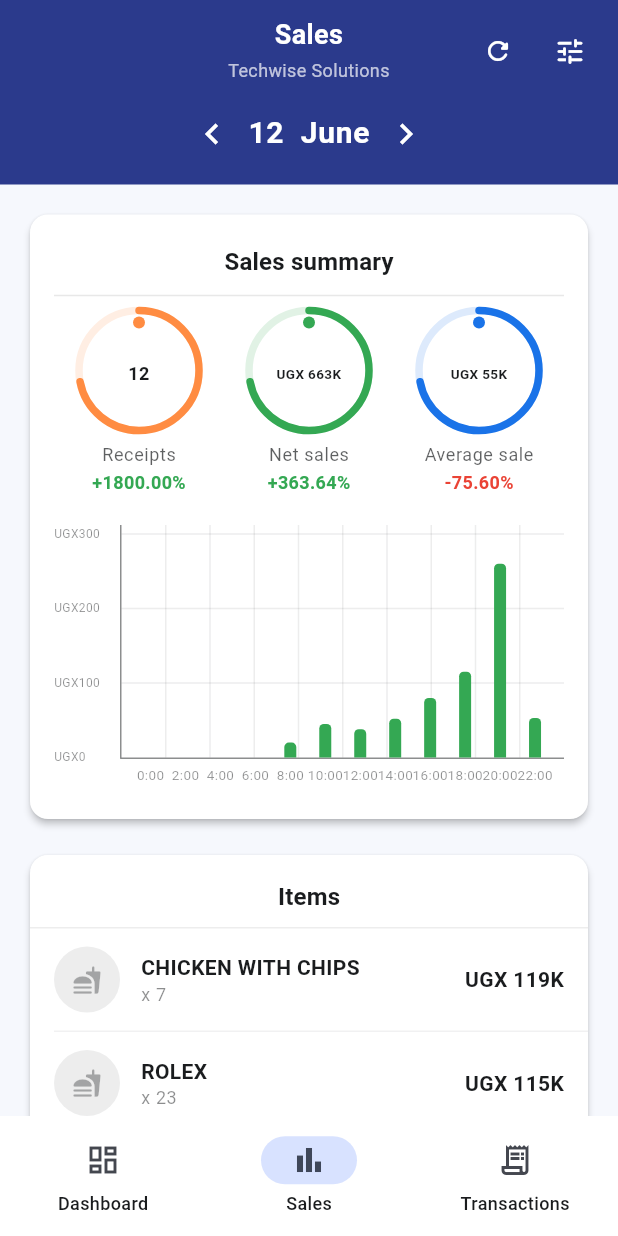
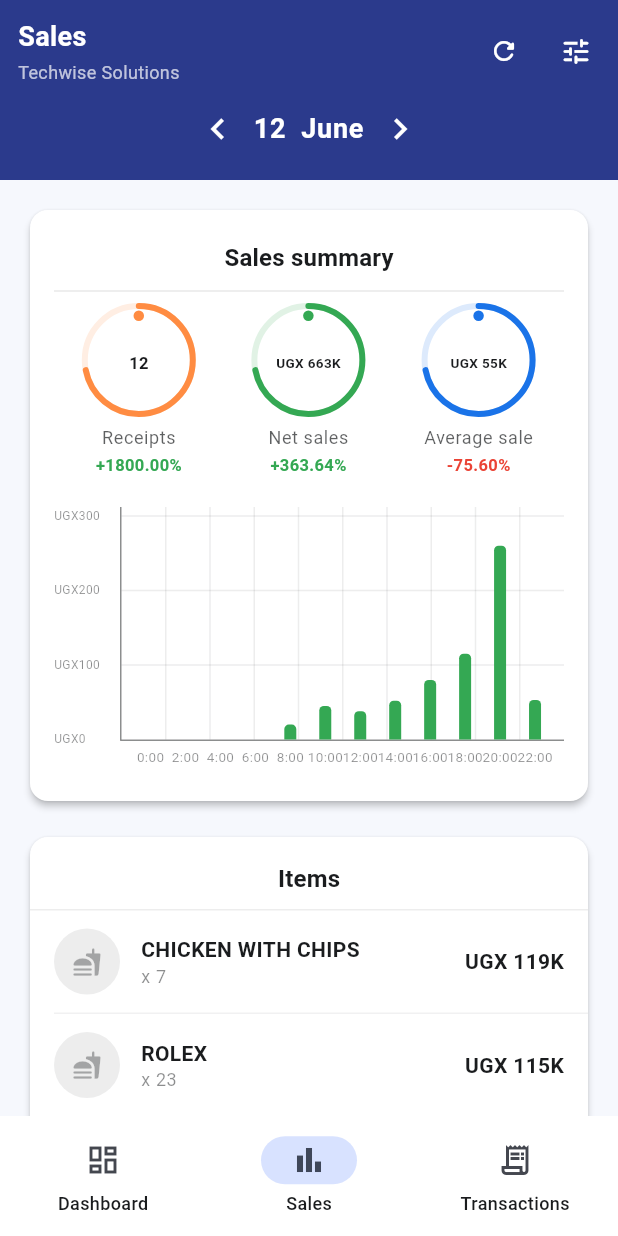
Before and after one commit to K227-arch/business-dashboard, a Flutter app: the screen it shows after launch, item 2 of the bottom bar chosen, on a phone screen of 412 x 824 dp. Run offline on Flutter 3.47's test engine with Material 3 defaults, Android fonts, the phone set to English and light mode, and no system bars; drawn by our look-alikes of fl_chart; network calls fail.

Commit message:
fix: responsive layout for Android — text overflow fixes, sales header overlap, tighter padding

```diff
--- a/lib/screens/sales_screen.dart
+++ b/lib/screens/sales_screen.dart
@@ -224,63 +224,29 @@ class _SalesHeader extends StatelessWidget {
       child: Container(
         width: double.infinity,
         color: bg,
-        padding: const EdgeInsets.symmetric(vertical: 10),
-        child: Stack(
-          alignment: Alignment.center,
-          children: [
-            // ── Centered column: title + subtitle + date row ──────────
-            Column(
+        padding: const EdgeInsets.fromLTRB(4, 10, 4, 10),
+        child: Column(
           mainAxisSize: MainAxisSize.min,
           children: [
-                const Text(
-                  'Sales',
-                  textAlign: TextAlign.center,
+            // ── Top row: title + actions ─────────────────────────────
+            Row(
+              children: [
+                const SizedBox(width: 8),
+                const Expanded(
+                  child: Column(
+                    crossAxisAlignment: CrossAxisAlignment.start,
+                    children: [
+                      Text('Sales',
                           style: TextStyle(
                               color: Colors.white,
                               fontSize: 18,
-                    fontWeight: FontWeight.bold,
+                              fontWeight: FontWeight.bold)),
+                      SizedBox(height: 2),
+                      Text('Techwise Solutions',
+                          style: TextStyle(color: Colors.white70, fontSize: 12)),
+                    ],
                   ),
                 ),
-                const SizedBox(height: 2),
-                const Text(
-                  'Techwise Solutions',
-                  textAlign: TextAlign.center,
-                  style: TextStyle(color: Colors.white70, fontSize: 12),
-                ),
-                const SizedBox(height: 10),
-                Row(
-                  mainAxisSize: MainAxisSize.min,
-                  children: [
-                    IconButton(
-                      icon: const Icon(Icons.chevron_left,
-                          color: Colors.white, size: 28),
-                      onPressed: onPrev,
-                    ),
-                    Text(
-                      dateLabel,
-                      style: const TextStyle(
-                        color: Colors.white,
-                        fontSize: 20,
-                        fontWeight: FontWeight.w600,
-                        letterSpacing: 0.5,
-                      ),
-                    ),
-                    IconButton(
-                      icon: const Icon(Icons.chevron_right,
-                          color: Colors.white, size: 28),
-                      onPressed: onNext,
-                    ),
-                  ],
-                ),
-              ],
-            ),
-
-            // ── Filter icon: top-right, independent ───────────────────
-            Positioned(
-              top: 0,
-              right: 8,
-              child: Row(
-                children: [
                 IconButton(
                   icon: isLoading
                       ? const SizedBox(
@@ -300,6 +266,36 @@ class _SalesHeader extends StatelessWidget {
                 ),
               ],
             ),
+            const SizedBox(height: 4),
+            // ── Date row ─────────────────────────────────────────────
+            Row(
+              mainAxisSize: MainAxisSize.min,
+              children: [
+                IconButton(
+                  icon: const Icon(Icons.chevron_left,
+                      color: Colors.white, size: 28),
+                  onPressed: onPrev,
+                ),
+                Flexible(
+                  child: Text(
+                    dateLabel,
+                    maxLines: 1,
+                    overflow: TextOverflow.ellipsis,
+                    textAlign: TextAlign.center,
+                    style: const TextStyle(
+                      color: Colors.white,
+                      fontSize: 18,
+                      fontWeight: FontWeight.w600,
+                      letterSpacing: 0.5,
+                    ),
+                  ),
+                ),
+                IconButton(
+                  icon: const Icon(Icons.chevron_right,
+                      color: Colors.white, size: 28),
+                  onPressed: onNext,
+                ),
+              ],
             ),
           ],
         ),
@@ -415,46 +411,45 @@ class _RingStat extends StatelessWidget {
 
     return Column(
       children: [
-        // Ring
+        // Ring — responsive size
         SizedBox(
-          width: 80,
-          height: 80,
+          width: 72,
+          height: 72,
           child: Stack(
             alignment: Alignment.center,
             children: [
               SizedBox(
-                width: 80,
-                height: 80,
+                width: 72,
+                height: 72,
                 child: CircularProgressIndicator(
                   value: 0.72,
-                  strokeWidth: 5,
+                  strokeWidth: 4,
                   backgroundColor: ringColor.withValues(alpha: 0.15),
                   valueColor: AlwaysStoppedAnimation<Color>(ringColor),
                   strokeCap: StrokeCap.round,
                 ),
               ),
-              // Dot at top
               Positioned(
-                top: 4,
+                top: 3,
                 child: Container(
-                  width: 8,
-                  height: 8,
-                  decoration: BoxDecoration(
-                    color: ringColor,
-                    shape: BoxShape.circle,
+                  width: 7, height: 7,
+                  decoration: BoxDecoration(color: ringColor, shape: BoxShape.circle),
                 ),
               ),
-              ),
-              // Centre value
               Padding(
                 padding: const EdgeInsets.only(top: 4),
+                child: FittedBox(
+                  fit: BoxFit.scaleDown,
                   child: Text(
                     value,
                     textAlign: TextAlign.center,
+                    maxLines: 2,
+                    overflow: TextOverflow.ellipsis,
                     style: TextStyle(
-                    fontSize: value.length > 6 ? 9 : 12,
+                      fontSize: value.length > 8 ? 7 : value.length > 5 ? 9 : 11,
                       fontWeight: FontWeight.bold,
                       color: scheme.onSurface,
+                    ),
                   ),
                 ),
               ),
@@ -472,7 +467,7 @@ class _RingStat extends StatelessWidget {
         Text(
           change,
           style: TextStyle(
-            fontSize: 12,
+            fontSize: 11,
             fontWeight: FontWeight.w600,
             color: changeColor,
           ),
@@ -675,11 +670,14 @@ class _ItemsSection extends StatelessWidget {
                         ),
                       ),
                       // Amount
-                      Text(
+                      FittedBox(
+                        fit: BoxFit.scaleDown,
+                        child: Text(
                           _fmt(item.totalAmount),
                           style: Theme.of(context).textTheme.bodyMedium?.copyWith(
                                 fontWeight: FontWeight.w700,
                                 color: scheme.onSurface,
+                              ),
                         ),
                       ),
                     ],
--- a/lib/widgets/activity_tile.dart
+++ b/lib/widgets/activity_tile.dart
@@ -42,6 +42,8 @@ class ActivityTile extends StatelessWidget {
                   children: [
                     Text(
                       activity.title,
+                      maxLines: 1,
+                      overflow: TextOverflow.ellipsis,
                       style: Theme.of(context).textTheme.bodyMedium?.copyWith(
                             fontWeight: FontWeight.w600,
                             color: scheme.onSurface,
@@ -50,6 +52,8 @@ class ActivityTile extends StatelessWidget {
                     const SizedBox(height: 2),
                     Text(
                       activity.description,
+                      maxLines: 2,
+                      overflow: TextOverflow.ellipsis,
                       style: Theme.of(context).textTheme.bodySmall?.copyWith(
                             color: scheme.onSurface.withValues(alpha: 0.55),
                           ),
```
Also changed, not shown: lib/screens/dashboard_screen.dart (+4 -4 lines), lib/screens/transactions_screen.dart (+7 -5 lines), lib/widgets/sales_chart.dart (+6 -4 lines), lib/widgets/summary_card.dart (+5 -2 lines), lib/widgets/transaction_tile.dart (+9 -6 lines), 1 other file. Lines whose indentation alone changed are shown as unchanged.
